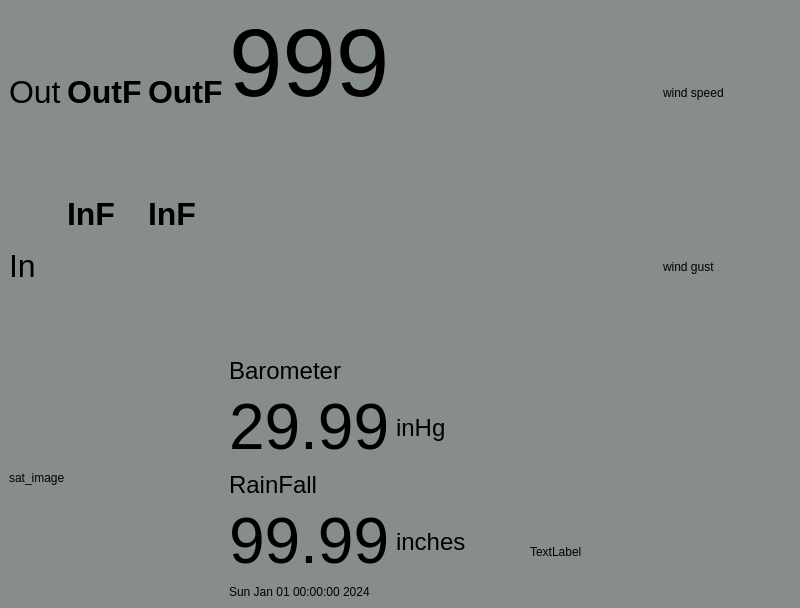
thomas-tomlinson/weather_station_display, file mainwindow.ui: the form before one commit.
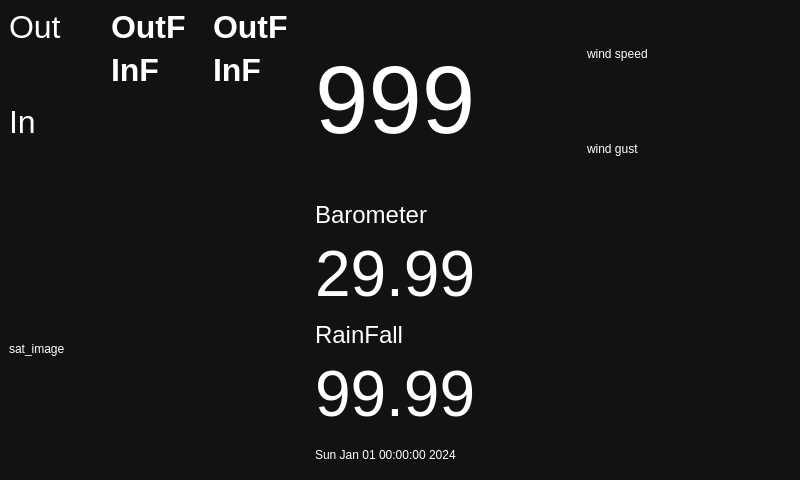
The form after the commit. Icons and pictures are not drawn.

Commit message: initial checking wind_direction widget, not functional yet

```diff
--- a/mainwindow.ui
+++ b/mainwindow.ui
@@ -10,6 +10,24 @@
     <height>480</height>
    </rect>
   </property>
+  <property name="sizePolicy">
+   <sizepolicy hsizetype="Preferred" vsizetype="Preferred">
+    <horstretch>0</horstretch>
+    <verstretch>0</verstretch>
+   </sizepolicy>
+  </property>
+  <property name="minimumSize">
+   <size>
+    <width>800</width>
+    <height>480</height>
+   </size>
+  </property>
+  <property name="maximumSize">
+   <size>
+    <width>800</width>
+    <height>601</height>
+   </size>
+  </property>
   <property name="windowTitle">
    <string>MainWindow</string>
   </property>
@@ -17,9 +35,26 @@
    <string notr="true">/*-----QWidget-----*/
 QWidget
 {
-	background-color: #878d8b;
-	color: #000000;
-	border-color: #000000;
+	background-color: #121212;
+	color: #ffffff;
+	border-color: #051a39;
+
+}
+
+
+/*-----QLabel-----*/
+QLabel
+{
+	background-color: transparent;
+	color: #ffffff;
+
+}
+
+
+QLabel::disabled
+{
+	background-color: transparent;
+	color: #656565;
 
 }
 
@@ -27,9 +62,18 @@
 /*-----QMenuBar-----*/
 QMenuBar
 {
-	background-color: qlineargradient(spread:repeat, x1:1, y1:0, x2:1, y2:1, stop:0 rgba(61, 61, 61, 255),stop:0.514423 rgba(89, 89, 89, 255),stop:1 rgba(98, 98, 98, 255));
-	color: #cccccc;
-	border-color: #000000;
+	background-color: #0a0a0a;
+	color: #ffffff;
+	border-color: #051a39;
+
+}
+
+
+QMenuBar::disabled
+{
+	background-color: #404040;
+	color: #656565;
+	border-color: #051a39;
 
 }
 
@@ -43,8 +87,8 @@
 
 QMenuBar::item:selected
 {
-	background-color: qlineargradient(spread:repeat, x1:1, y1:0, x2:1, y2:1, stop:0 rgba(139, 139, 139, 255),stop:0.514423 rgba(89, 89, 89, 255),stop:1 rgba(152, 152, 152, 255));
-	color: #fff;
+    background-color: #607cff;
+    border: 1px solid #41cd52;
 
 }
 
@@ -91,8 +135,25 @@
 
 QMenu::item:selected
 {
-    background-color: #cdceb1;
-    color: #000;
+    background-color: #4969ff;
+    color: #ffffff;
+
+}
+
+
+QMenu::item:disabled
+{
+    color: #262626;
+}
+
+
+/*-----QToolTip-----*/
+QToolTip
+{
+	border : 1px solid #000000;
+	background-color: #26264f;
+	color: #ffffff;
+	border-color: #051a39;
 
 }
 
@@ -100,13 +161,273 @@
 /*-----QPushButton-----*/
 QPushButton
 {
-	background-color: #cdceb1;
-	color: #000000;
+	background-color: #607cff;
+	color: #ffffff;
 	border-style: solid;
 	border-width: 1px;
-	border-radius: 4px;
-	border-color: #dfdfc0;
-	margin: 2px;
+	border-radius: 3px;
+	border-color: #051a39;
+	padding: 5px;
+
+}
+
+
+QPushButton::disabled
+{
+	background-color: #404040;
+	color: #656565;
+	border-color: #051a39;
+
+}
+
+
+QPushButton::hover
+{
+	background-color: #8399ff;
+	color: #ffffff;
+	border-style: solid;
+	border-width: 1px;
+	border-radius: 3px;
+	border-color: #051a39;
+	padding: 5px;
+
+}
+
+
+QPushButton::pressed
+{
+	background-color: #4969ff;
+	color: #ffffff;
+	border-style: solid;
+	border-width: 1px;
+	border-radius: 3px;
+	border-color: #051a39;
+	padding: 5px;
+
+}
+
+
+/*-----QToolButton-----*/
+QToolButton
+{
+	background-color: #607cff;
+	color: #ffffff;
+	border-width: 1px;
+	border-radius: 3px;
+	border-color: #051a39;
+	padding: 3px;
+
+}
+
+
+QToolButton::disabled
+{
+	background-color: #404040;
+	color: #656565;
+	border-color: #051a39;
+
+}
+
+
+QToolButton::hover
+{
+	background-color: #8399ff;
+	color: #ffffff;
+	border-width: 1px;
+	border-radius: 3px;
+	border-color: #051a39;
+	padding: 3px;
+
+}
+
+
+QToolButton::pressed
+{
+	background-color: #4969ff;
+	color: #ffffff;
+	border-width: 1px;
+	border-radius: 3px;
+	border-color: #051a39;
+	padding: 3px;
+
+}
+
+
+/*-----QComboBox-----*/
+QComboBox
+{
+    background-color: #607cff;
+    border: 1px solid;
+    border-radius: 3px;
+    padding-left: 6px;
+    color: #ffffff;
+    height: 20px;
+
+}
+
+
+QComboBox::disabled
+{
+	background-color: #404040;
+	color: #656565;
+	border-color: #051a39;
+
+}
+
+
+QComboBox:hover
+{
+    background-color: #8399ff;
+
+}
+
+
+QComboBox:on
+{
+    background-color: #4969ff;
+
+}
+
+
+QComboBox QAbstractItemView
+{
+    background-color: #383838;
+    color: #ffffff;
+    border: 1px solid black;
+    selection-background-color: #4969ff;
+    selection-color: #ffffff;
+    outline: 0;
+
+}
+
+
+QComboBox::drop-down
+{
+    subcontrol-origin: padding;
+    subcontrol-position: top right;
+    width: 15px;
+    border-left-width: 0px;
+    border-left-color: darkgray;
+    border-left-style: solid;
+    border-top-right-radius: 3px;
+    border-bottom-right-radius: 3px;
+
+}
+
+
+QComboBox::down-arrow
+{
+    image: url(://arrow-down.png);
+    width: 8px;
+    height: 8px;
+}
+
+
+/*-----QSpinBox &amp; QDoubleSpinBox &amp; QDateTimeEdit-----*/
+QSpinBox,
+QDoubleSpinBox,
+QDateTimeEdit
+{
+	background-color: #525251;
+	color: #ffffff;
+	border: 1px solid #051a39;
+	border-radius: 3px;
+	padding : 2px;
+
+}
+
+
+QSpinBox::disabled,
+QDoubleSpinBox::disabled,
+QDateTimeEdit::disabled
+{
+	background-color: #404040;
+	color: #656565;
+	border-color: #051a39;
+
+}
+
+
+QSpinBox:hover,
+QDoubleSpinBox::hover,
+QDateTimeEdit::hover
+{
+    background-color: #626262;
+    border: 1px solid #607cff;
+    color:  #fff;
+    padding: 2px
+
+}
+
+
+QSpinBox::up-button, QSpinBox::down-button,
+QDoubleSpinBox::up-button, QDoubleSpinBox::down-button,
+QDateTimeEdit::up-button, QDateTimeEdit::down-button
+{
+    background-color: #607cff;
+	border-radius: 2px;
+
+}
+
+
+QSpinBox::disabled,
+QDoubleSpinBox::disabled,
+QDateTimeEdit::disabled
+{
+	background-color: #404040;
+	color: #656565;
+	border-color: #051a39;
+
+}
+
+
+QSpinBox::up-button:hover, QSpinBox::down-button:hover,
+QDoubleSpinBox::up-button:hover, QDoubleSpinBox::down-button:hover,
+QDateTimeEdit::up-button:hover, QDateTimeEdit::down-button:hover
+{
+    background-color: #8399ff;
+    border: 1px solid #8399ff;
+
+}
+
+
+QSpinBox::up-button:disabled, QSpinBox::down-button:disabled,
+QDoubleSpinBox::up-button:disabled, QDoubleSpinBox::down-button:disabled,
+QDateTimeEdit::up-button:disabled, QDateTimeEdit::down-button:disabled
+{
+	background-color: #404040;
+	color: #656565;
+	border-color: #051a39;
+
+}
+
+
+QSpinBox::up-button:pressed, QSpinBox::down-button:pressed,
+QDoubleSpinBox::up-button:pressed, QDoubleSpinBox::down-button::pressed,
+QDateTimeEdit::up-button:pressed, QDateTimeEdit::down-button::pressed
+{
+    background-color: #4969ff;
+    border: 1px solid #4969ff;
+
+}
+
+
+QSpinBox::down-arrow,
+QDoubleSpinBox::down-arrow,
+QDateTimeEdit::down-arrow
+{
+    image: url(://arrow-down.png);
+    width: 7px;
+
+}
+
+
+QSpinBox::up-arrow,
+QDoubleSpinBox::up-arrow,
+QDateTimeEdit::up-arrow
+{
+    image: url(://arrow-up.png);
+    width: 7px;
 
 }
 
@@ -114,79 +435,784 @@
 /*-----QLineEdit-----*/
 QLineEdit
 {
-	background-color: #a6d072;
-	color: #000000;
+	background-color: #525251;
+	color: #ffffff;
+	border-width: 1px;
+	border-radius: 3px;
+	border-color: #051a39;
+	padding: 2px;
+
+}
+
+
+QLineEdit::disabled
+{
+	background-color: #404040;
+	color: #656565;
+	border-width: 1px;
+	border-radius: 3px;
+	border-color: #051a39;
+	padding: 2px;
+
+}
+
+
+/*-----QTextEdit-----*/
+QTextEdit
+{
+	background-color: #ffffff;
+	color: #010201;
+	border-color: #051a39;
+
+}
+
+
+QTextEdit::disabled
+{
+	background-color: #404040;
+	color: #656565;
+	border-color: #051a39;
+
+}
+
+
+/*-----QGroupBox-----*/
+QGroupBox
+{
+    border: 1px solid;
+    border-color: #607cff;
+    margin-top: 22px;
+
+}
+
+
+QGroupBox::title
+{
+    background-color: #607cff;
+    color: #ffffff;
+    subcontrol-origin: margin;
+    subcontrol-position: top left;
+    padding: 5px;
+	border-top-left-radius: 3px;
+	border-top-right-radius: 3px;
+
+}
+
+
+QGroupBox::title::disabled
+{
+	background-color: #404040;
+	color: #656565;
+    subcontrol-origin: margin;
+    subcontrol-position: top left;
+    padding: 5px;
+	border-top-left-radius: 3px;
+	border-top-right-radius: 3px;
+
+}
+
+
+/*-----QCheckBox-----*/
+QCheckBox::indicator
+{
+    color: #b1b1b1;
+    background-color: #323232;
+    border: 1px solid #b1b1b1;
+    width: 12px;
+    height: 12px;
+
+}
+
+
+QCheckBox::indicator:checked
+{
+    image:url(://checkbox.png);
+    border: 1px solid #607cff;
+
+}
+
+
+QCheckBox::indicator:unchecked:hover
+{
+    border: 1px solid #607cff;
+
+}
+
+
+QCheckBox::disabled
+{
+	color: #656565;
+
+}
+
+
+QCheckBox::indicator:disabled
+{
+	background-color: #656565;
+	color: #656565;
+    border: 1px solid #656565;
+
+}
+
+
+/*-----QRadioButton-----*/
+QRadioButton::indicator::unchecked
+{
+	border: 2px inset gray;
+	border-radius: 5px;
+	background-color:  #fff;
+	width: 9px;
+	height: 9px;
+
+}
+
+
+QRadioButton::indicator::unchecked:hover
+{
+	border: 2px solid #607cff;
+	border-radius: 5px;
+	background-color:  #fff;
+	width: 9px;
+	height: 9px;
+
+}
+
+
+QRadioButton::indicator::checked
+{
+	border: 2px inset darkgray;
+	border-radius: 5px;
+	background-color: #4969ff;
+	width: 9px;
+	height: 9px;
+
+}
+
+
+QRadioButton::disabled
+{
+	color: #656565;
+
+}
+
+
+QRadioButton::indicator:disabled
+{
+	background-color: #656565;
+	color: #656565;
+    border: 2px solid #656565;
+
+}
+
+
+/*-----QTableView &amp; QTableWidget-----*/
+QTableView
+{
+    background-color: #242526;
+    border: 1px solid #32414B;
+    color: #f0f0f0;
+    gridline-color: #8faaff;
+    outline : 0;
+
+}
+
+
+QTableView::disabled
+{
+    background-color: #242526;
+    border: 1px solid #32414B;
+    color: #656565;
+    gridline-color: #656565;
+    outline : 0;
+
+}
+
+
+QTableView::item:hover
+{
+    background-color: #26264f;
+    color: #f0f0f0;
+
+}
+
+
+QTableView::item:selected
+{
+    background-color: #1a1b1c;
+    border: 2px solid #4969ff;
+    color: #F0F0F0;
+
+}
+
+
+QTableView::item:selected:disabled
+{
+    background-color: #1a1b1c;
+    border: 2px solid #525251;
+    color: #656565;
+
+}
+
+
+QTableCornerButton::section
+{
+    background-color: #505050;
+    color: #fff;
+
+}
+
+
+QHeaderView::section
+{
+    background-color: #525251;
+    color: #fff;
+    text-align: left;
+	padding: 4px;
+
+}
+
+
+QHeaderView::section:disabled
+{
+    background-color: #525251;
+    color: #656565;
+
+}
+
+
+QHeaderView::section:checked
+{
+    color: #fff;
+    background-color: #4969ff;
+
+}
+
+
+QHeaderView::section:checked:disabled
+{
+    color: #656565;
+    background-color: #525251;
+
+}
+
+
+QHeaderView::section::vertical::first,
+QHeaderView::section::vertical::only-one
+{
+    border-top: 1px solid #353635;
+
+}
+
+
+QHeaderView::section::vertical
+{
+    border-top: 1px solid #353635;
+
+}
+
+
+QHeaderView::section::horizontal::first,
+QHeaderView::section::horizontal::only-one
+{
+    border-left: 1px solid #353635;
+
+}
+
+
+QHeaderView::section::horizontal
+{
+    border-left: 1px solid #353635;
+
+}
+
+
+/*-----QTabWidget-----*/
+QTabBar::tab
+{
+	background-color: #262626;
+	color: #ffffff;
 	border-style: solid;
 	border-width: 1px;
-	border-radius: 4px;
-	border-color: #000000;
-	font-family: &quot;Azonix&quot;;
+	border-top-left-radius: 3px;
+	border-top-right-radius: 3px;
+	border-color: #051a39;
+	padding: 5px;
 
-}</string>
+}
+
+
+QTabBar::tab:disabled
+{
+	background-color: #656565;
+	color: #656565;
+
+}
+
+
+QTabWidget::pane
+{
+	background-color: #262626;
+	color: #ffffff;
+    border: 1px solid;
+    border-color: #607cff;
+
+}
+
+
+QTabBar::tab:selected
+{
+    background-color: #607cff;
+	color: #ffffff;
+	border-style: solid;
+	border-width: 1px;
+	border-top-left-radius: 3px;
+	border-top-right-radius: 3px;
+	border-color: #051a39;
+	padding: 5px;
+
+}
+
+
+QTabBar::tab:selected:disabled
+{
+	background-color: #404040;
+	color: #656565;
+
+}
+
+
+QTabBar::tab:!selected
+{
+    background-color: #262626;
+
+}
+
+
+QTabBar::tab:!selected:hover
+{
+    background-color: #8399ff;
+
+}
+
+
+QTabBar::tab:top:!selected
+{
+    margin-top: 3px;
+
+}
+
+
+QTabBar::tab:bottom:!selected
+{
+    margin-bottom: 3px;
+
+}
+
+
+QTabBar::tab:top, QTabBar::tab:bottom
+{
+    min-width: 8ex;
+    margin-right: -1px;
+    padding: 5px 10px 5px 10px;
+
+}
+
+
+QTabBar::tab:top:selected
+{
+    border-bottom-color: none;
+
+}
+
+
+QTabBar::tab:bottom:selected
+{
+    border-top-color: none;
+
+}
+
+
+QTabBar::tab:top:last, QTabBar::tab:bottom:last,
+QTabBar::tab:top:only-one, QTabBar::tab:bottom:only-one
+{
+    margin-right: 0;
+
+}
+
+
+QTabBar::tab:left:!selected
+{
+    margin-right: 3px;
+
+}
+
+
+QTabBar::tab:right:!selected
+{
+    margin-left: 3px;
+
+}
+
+
+QTabBar::tab:left, QTabBar::tab:right
+{
+    min-height: 8ex;
+    margin-bottom: -1px;
+    padding: 10px 5px 10px 5px;
+
+}
+
+
+QTabBar::tab:left:selected
+{
+    border-left-color: none;
+
+}
+
+
+QTabBar::tab:right:selected
+{
+    border-right-color: none;
+
+}
+
+
+QTabBar::tab:left:last, QTabBar::tab:right:last,
+QTabBar::tab:left:only-one, QTabBar::tab:right:only-one
+{
+    margin-bottom: 0;
+
+}
+
+
+/*-----QSlider-----*/
+QSlider::groove:horizontal
+{
+	background-color: transparent;
+	height: 5px;
+
+}
+
+
+QSlider::sub-page:horizontal
+{
+	background-color: #607cff;
+
+}
+
+
+QSlider::add-page:horizontal
+{
+	background-color: #666765;
+
+}
+
+
+QSlider::handle:horizontal
+{
+	background-color: #607cff;
+	width: 14px;
+	margin-top: -6px;
+	margin-bottom: -6px;
+	border-radius: 3px;
+
+}
+
+
+QSlider::handle:horizontal:hover
+{
+	background-color: #607cff;
+	border-radius: 3px;
+
+}
+
+
+QSlider::sub-page:horizontal:disabled
+{
+	background-color: #bbb;
+	border-color: #999;
+
+}
+
+
+QSlider::add-page:horizontal:disabled
+{
+	background-color: #eee;
+	border-color: #999;
+
+}
+
+
+QSlider::handle:horizontal:disabled
+{
+	background-color: #eee;
+	border: 1px solid #aaa;
+	border-radius: 3px;
+
+}
+
+
+QSlider::groove:vertical
+{
+	background-color: transparent;
+	width: 5px;
+
+}
+
+
+QSlider::sub-page:vertical
+{
+	background-color: #607cff;
+
+}
+
+
+QSlider::add-page:vertical
+{
+	background-color: #666765;
+
+}
+
+
+QSlider::handle:vertical
+{
+	background-color: #607cff;
+	height: 14px;
+	margin-left: -6px;
+	margin-right: -6px;
+	border-radius: 3px;
+
+}
+
+
+QSlider::handle:vertical:hover
+{
+	background-color: #607cff;
+	border-radius: 3px;
+
+}
+
+
+QSlider::sub-page:vertical:disabled
+{
+	background-color: #bbb;
+	border-color: #999;
+
+}
+
+
+QSlider::add-page:vertical:disabled
+{
+	background-color: #eee;
+	border-color: #999;
+
+}
+
+
+QSlider::handle:vertical:disabled
+{
+	background-color: #eee;
+	border: 1px solid #aaa;
+	border-radius: 3px;
+
+}
+
+
+/*-----QDial-----*/
+QDial
+{
+	background-color: #607cff;
+
+}
+
+
+QDial::disabled
+{
+	background-color: #404040;
+
+}
+
+
+/*-----QScrollBar-----*/
+QScrollBar:horizontal
+{
+    border: 1px solid #222222;
+    background-color: #3d3d3d;
+    height: 13px;
+    margin: 0px 16px 0 16px;
+
+}
+
+
+QScrollBar::handle:horizontal
+{
+    background: #607cff;
+    min-height: 20px;
+
+}
+
+
+QScrollBar::add-line:horizontal
+{
+    border: 1px solid #1b1b19;
+    background-color: #607cff;
+    width: 14px;
+    subcontrol-position: right;
+    subcontrol-origin: margin;
+
+}
+
+
+QScrollBar::sub-line:horizontal
+{
+    border: 1px solid #1b1b19;
+    background-color: #607cff;
+    width: 14px;
+    subcontrol-position: left;
+    subcontrol-origin: margin;
+
+}
+
+
+QScrollBar::right-arrow:horizontal
+{
+    image: url(://arrow-right.png);
+    width: 6px;
+    height: 6px;
+
+}
+
+
+QScrollBar::left-arrow:horizontal
+{
+    image: url(://arrow-left.png);
+    width: 6px;
+    height: 6px;
+
+}
+
+
+QScrollBar::add-page:horizontal, QScrollBar::sub-page:horizontal
+{
+    background: none;
+
+}
+
+
+QScrollBar:vertical
+{
+    background-color: #3d3d3d;
+    width: 13px;
+    margin: 16px 0 16px 0;
+    border: 1px solid #222222;
+
+}
+
+
+QScrollBar::handle:vertical
+{
+    background-color: #607cff;
+    min-height: 20px;
+
+}
+
+
+QScrollBar::add-line:vertical
+{
+    border: 1px solid #1b1b19;
+    background-color: #607cff;
+    height: 14px;
+    subcontrol-position: bottom;
+    subcontrol-origin: margin;
+
+}
+
+
+QScrollBar::sub-line:vertical
+{
+    border: 1px solid #1b1b19;
+    background-color: #607cff;
+    height: 14px;
+    subcontrol-position: top;
+    subcontrol-origin: margin;
+
+}
+
+
+QScrollBar::up-arrow:vertical
+{
+    image: url(://arrow-up.png);
+    width: 6px;
+    height: 6px;
+
+}
+
+
+QScrollBar::down-arrow:vertical
+{
+    image: url(://arrow-down.png);
+    width: 6px;
+    height: 6px;
+
+}
+
+
+QScrollBar::add-page:vertical, QScrollBar::sub-page:vertical
+{
+    background: none;
+
+}
+
+
+/*-----QProgressBar-----*/
+QProgressBar
+{
+	background-color: #383838;
+	color: #ffffff;
+	border: 1px solid #607cff;
+	border-radius: 3px;
+	text-align: center;
+
+}
+
+
+QProgressBar::chunk {
+	background-color: #607cff;
+	color: #fff;
+
+}
+
+
+QProgressBar::chunk:disabled {
+	background-color: #656565;
+	border: 1px solid #aaa;
+	color: #656565;
+}
+
+
+/*-----QStatusBar-----*/
+QStatusBar
+{
+	background-color: #0a0a0a;
+	color: #ffffff;
+	border-color: #051a39;
+
+}
+</string>
   </property>
   <widget class="QWidget" name="centralwidget">
+   <property name="sizePolicy">
+    <sizepolicy hsizetype="Preferred" vsizetype="Preferred">
+     <horstretch>0</horstretch>
+     <verstretch>0</verstretch>
+    </sizepolicy>
+   </property>
    <layout class="QGridLayout" name="gridLayout_3">
-    <item row="0" column="1" colspan="2">
-     <widget class="QLabel" name="wind_direction">
-      <property name="styleSheet">
-       <string notr="true">QLabel { font-size: 72pt}</string>
-      </property>
-      <property name="text">
-       <string>&lt;html&gt;&lt;head/&gt;&lt;body&gt;&lt;p&gt;999&lt;/p&gt;&lt;p&gt;&lt;br/&gt;&lt;/p&gt;&lt;/body&gt;&lt;/html&gt;</string>
-      </property>
-     </widget>
-    </item>
-    <item row="1" column="1" colspan="2">
-     <widget class="QLabel" name="label">
-      <property name="text">
-       <string>&lt;html&gt;&lt;head/&gt;&lt;body&gt;&lt;p&gt;&lt;span style=&quot; font-size:18pt;&quot;&gt;Barometer&lt;/span&gt;&lt;/p&gt;&lt;/body&gt;&lt;/html&gt;</string>
-      </property>
-     </widget>
-    </item>
-    <item row="1" column="0" rowspan="5">
-     <widget class="QLabel" name="sat_image">
-      <property name="sizePolicy">
-       <sizepolicy hsizetype="Fixed" vsizetype="Fixed">
-        <horstretch>10</horstretch>
-        <verstretch>10</verstretch>
-       </sizepolicy>
-      </property>
-      <property name="minimumSize">
-       <size>
-        <width>58</width>
-        <height>0</height>
-       </size>
-      </property>
-      <property name="tabletTracking">
-       <bool>false</bool>
-      </property>
-      <property name="text">
-       <string>sat_image</string>
-      </property>
-     </widget>
-    </item>
-    <item row="2" column="1">
-     <widget class="QLabel" name="rel_pressure">
-      <property name="styleSheet">
-       <string notr="true">QLabel { font-size: 48pt}</string>
-      </property>
-      <property name="text">
-       <string>&lt;html&gt;&lt;head/&gt;&lt;body&gt;&lt;p&gt;&lt;span style=&quot; font-size:48pt;&quot;&gt;29.99&lt;/span&gt;&lt;/p&gt;&lt;/body&gt;&lt;/html&gt;</string>
-      </property>
-     </widget>
-    </item>
-    <item row="4" column="1">
-     <widget class="QLabel" name="rainfall">
-      <property name="styleSheet">
-       <string notr="true">QLabel { font-size: 48pt}</string>
-      </property>
-      <property name="text">
-       <string>&lt;html&gt;&lt;head/&gt;&lt;body&gt;&lt;p&gt;99.99&lt;/p&gt;&lt;/body&gt;&lt;/html&gt;</string>
-      </property>
-     </widget>
-    </item>
     <item row="0" column="0">
      <layout class="QGridLayout" name="gridLayout">
+      <property name="sizeConstraint">
+       <enum>QLayout::SetDefaultConstraint</enum>
+      </property>
       <item row="1" column="0">
        <widget class="QLabel" name="in_label">
         <property name="text">
@@ -243,7 +1269,7 @@
       </item>
      </layout>
     </item>
-    <item row="0" column="4">
+    <item row="0" column="3" colspan="2">
      <layout class="QGridLayout" name="gridLayout_2">
       <item row="2" column="1">
        <widget class="QLabel" name="wind_speed">
@@ -261,41 +1287,93 @@
       </item>
      </layout>
     </item>
-    <item row="2" column="2">
-     <widget class="QLabel" name="label_3">
-      <property name="text">
-       <string>&lt;html&gt;&lt;head/&gt;&lt;body&gt;&lt;p&gt;&lt;span style=&quot; font-size:18pt;&quot;&gt;inHg&lt;/span&gt;&lt;/p&gt;&lt;/body&gt;&lt;/html&gt;</string>
+    <item row="0" column="1" colspan="2">
+     <widget class="QLabel" name="wind_direction">
+      <property name="mouseTracking">
+       <bool>false</bool>
       </property>
-     </widget>
-    </item>
-    <item row="3" column="1" colspan="2">
-     <widget class="QLabel" name="label_2">
-      <property name="text">
-       <string>&lt;html&gt;&lt;head/&gt;&lt;body&gt;&lt;p&gt;&lt;span style=&quot; font-size:18pt;&quot;&gt;RainFall&lt;/span&gt;&lt;/p&gt;&lt;/body&gt;&lt;/html&gt;</string>
+      <property name="styleSheet">
+       <string notr="true">QLabel { font-size: 72pt}</string>
       </property>
-     </widget>
-    </item>
-    <item row="4" column="2">
-     <widget class="QLabel" name="label_4">
       <property name="text">
-       <string>&lt;html&gt;&lt;head/&gt;&lt;body&gt;&lt;p&gt;&lt;span style=&quot; font-size:18pt;&quot;&gt;inches&lt;/span&gt;&lt;/p&gt;&lt;/body&gt;&lt;/html&gt;</string>
+       <string>&lt;html&gt;&lt;head/&gt;&lt;body&gt;&lt;p&gt;999&lt;/p&gt;&lt;/body&gt;&lt;/html&gt;</string>
       </property>
      </widget>
     </item>
-    <item row="5" column="1">
-     <widget class="QLabel" name="cur_datetime">
-      <property name="text">
-       <string>Sun Jan 01 00:00:00 2024</string>
-      </property>
-     </widget>
+    <item row="2" column="1">
+     <layout class="QHBoxLayout" name="horizontalLayout">
+      <item>
+       <layout class="QVBoxLayout" name="verticalLayout">
+        <item>
+         <widget class="QLabel" name="label">
+          <property name="text">
+           <string>&lt;html&gt;&lt;head/&gt;&lt;body&gt;&lt;p&gt;&lt;span style=&quot; font-size:18pt;&quot;&gt;Barometer&lt;/span&gt;&lt;/p&gt;&lt;/body&gt;&lt;/html&gt;</string>
+          </property>
+         </widget>
+        </item>
+        <item>
+         <widget class="QLabel" name="rel_pressure">
+          <property name="styleSheet">
+           <string notr="true">QLabel { font-size: 48pt}</string>
+          </property>
+          <property name="text">
+           <string>&lt;html&gt;&lt;head/&gt;&lt;body&gt;&lt;p&gt;&lt;span style=&quot; font-size:48pt;&quot;&gt;29.99&lt;/span&gt;&lt;/p&gt;&lt;/body&gt;&lt;/html&gt;</string>
+          </property>
+         </widget>
+        </item>
+        <item>
+         <widget class="QLabel" name="label_2">
+          <property name="text">
+           <string>&lt;html&gt;&lt;head/&gt;&lt;body&gt;&lt;p&gt;&lt;span style=&quot; font-size:18pt;&quot;&gt;RainFall&lt;/span&gt;&lt;/p&gt;&lt;/body&gt;&lt;/html&gt;</string>
+          </property>
+         </widget>
+        </item>
+        <item>
+         <widget class="QLabel" name="rainfall">
+          <property name="styleSheet">
+           <string notr="true">QLabel { font-size: 48pt}</string>
+          </property>
+          <property name="text">
+           <string>&lt;html&gt;&lt;head/&gt;&lt;body&gt;&lt;p&gt;99.99&lt;/p&gt;&lt;/body&gt;&lt;/html&gt;</string>
+          </property>
+         </widget>
+        </item>
+        <item>
+         <widget class="QLabel" name="cur_datetime">
+          <property name="text">
+           <string>Sun Jan 01 00:00:00 2024</string>
+          </property>
+         </widget>
+        </item>
+       </layout>
+      </item>
+     </layout>
     </item>
-    <item row="4" column="3" rowspan="2" colspan="2">
-     <widget class="QLabel" name="update_time">
-      <property name="text">
-       <string>TextLabel</string>
+    <item row="2" column="0">
+     <widget class="QLabel" name="sat_image">
+      <property name="sizePolicy">
+       <sizepolicy hsizetype="Preferred" vsizetype="Preferred">
+        <horstretch>10</horstretch>
+        <verstretch>10</verstretch>
+       </sizepolicy>
       </property>
-      <property name="wordWrap">
-       <bool>true</bool>
+      <property name="minimumSize">
+       <size>
+        <width>300</width>
+        <height>300</height>
+       </size>
+      </property>
+      <property name="maximumSize">
+       <size>
+        <width>300</width>
+        <height>300</height>
+       </size>
+      </property>
+      <property name="tabletTracking">
+       <bool>false</bool>
+      </property>
+      <property name="text">
+       <string>sat_image</string>
       </property>
      </widget>
     </item>
```
Left out of the diff: 10 changed lines with no effect on the pictures. The commit also changes 2 other files.
